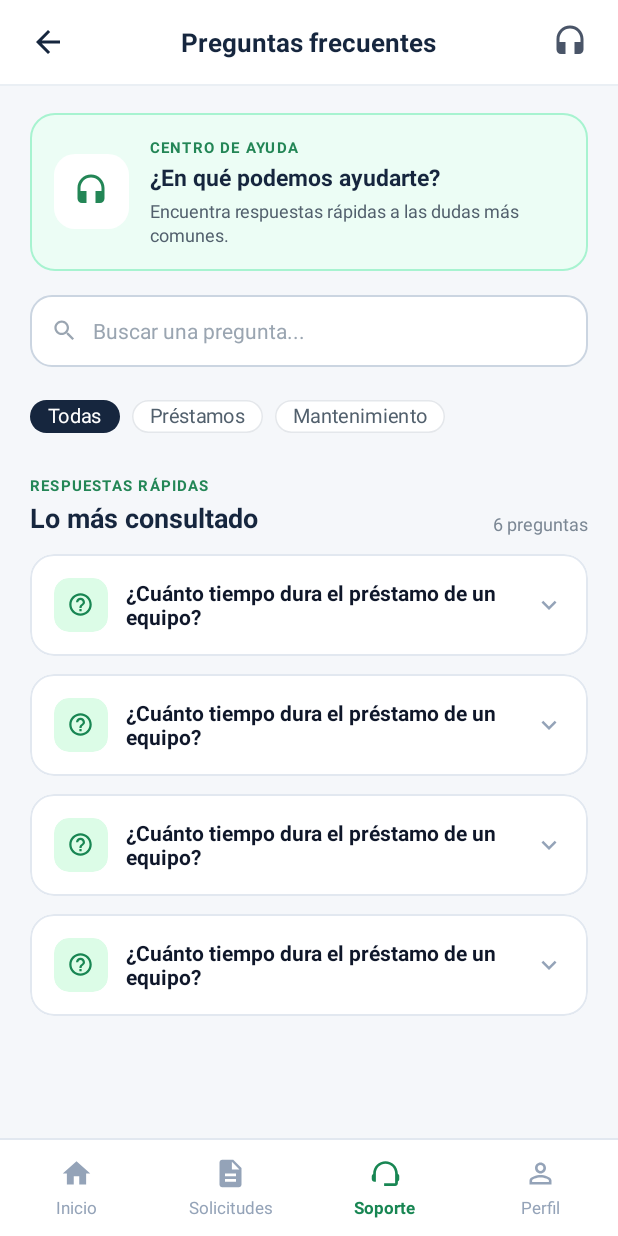
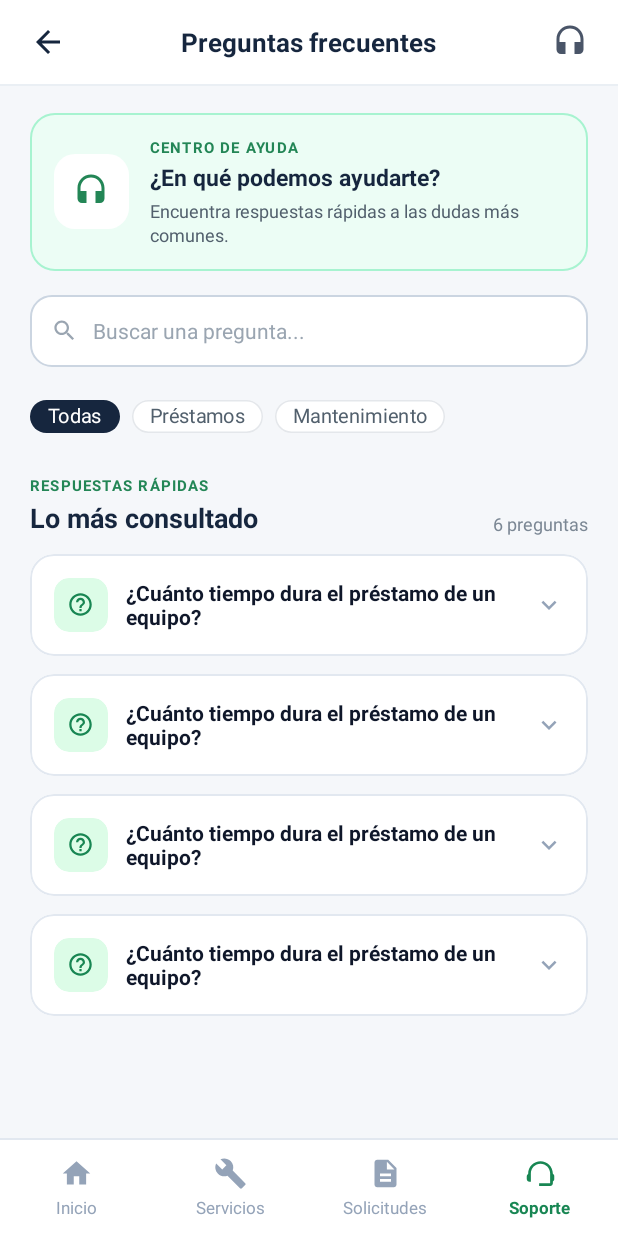
Before and after one commit to OswaldoRmz/appSTEquipo2, an Android app: the layout activity_preguntas_frecuentes.xml on its own in the app's theme, with its tools: preview values and no code run, on a phone screen of 412 x 824 dp. Run offline under Robolectric (Android 15) with nearby library versions, the phone set to English and light mode, and no system bars.

Commit message:
cambios en el diseño de usuario

```diff
--- a/app/src/main/res/layout/activity_preguntas_frecuentes.xml
+++ b/app/src/main/res/layout/activity_preguntas_frecuentes.xml
@@ -314,7 +314,37 @@
                 android:textSize="11sp" />
         </LinearLayout>
 
-        <!-- 2. Solicitudes -->
+        <!-- 2. Servicios -->
+        <LinearLayout
+            android:id="@+id/navServicios"
+            android:layout_width="0dp"
+            android:layout_height="match_parent"
+            android:layout_weight="1"
+            android:clickable="true"
+            android:focusable="true"
+            android:foreground="?attr/selectableItemBackground"
+            android:gravity="center"
+            android:orientation="vertical">
+
+            <ImageView
+                android:id="@+id/iconNavServicios"
+                android:layout_width="22dp"
+                android:layout_height="22dp"
+                android:contentDescription="Servicios"
+                android:src="@drawable/ic_servicios"
+                app:tint="#94A3B8" />
+
+            <TextView
+                android:id="@+id/lblNavServicios"
+                android:layout_width="wrap_content"
+                android:layout_height="wrap_content"
+                android:layout_marginTop="4dp"
+                android:text="Servicios"
+                android:textColor="#94A3B8"
+                android:textSize="11sp" />
+        </LinearLayout>
+
+        <!-- 3. Solicitudes -->
         <LinearLayout
             android:id="@+id/navSolicitudes"
             android:layout_width="0dp"
@@ -344,7 +374,7 @@
                 android:textSize="11sp" />
         </LinearLayout>
 
-        <!-- 3. Soporte (Activo) -->
+        <!-- 4. Soporte (Activo) -->
         <LinearLayout
             android:id="@+id/navSoporte"
             android:layout_width="0dp"
@@ -375,36 +405,6 @@
                 android:textStyle="bold" />
         </LinearLayout>
 
-        <!-- 4. Perfil -->
-        <LinearLayout
-            android:id="@+id/navPerfil"
-            android:layout_width="0dp"
-            android:layout_height="match_parent"
-            android:layout_weight="1"
-            android:clickable="true"
-            android:focusable="true"
-            android:foreground="?attr/selectableItemBackground"
-            android:gravity="center"
-            android:orientation="vertical">
-
-            <ImageView
-                android:id="@+id/iconNavPerfil"
-                android:layout_width="22dp"
-                android:layout_height="22dp"
-                android:contentDescription="Perfil"
-                android:src="@drawable/ic_perfil"
-                app:tint="#94A3B8" />
-
-            <TextView
-                android:id="@+id/lblNavPerfil"
-                android:layout_width="wrap_content"
-                android:layout_height="wrap_content"
-                android:layout_marginTop="4dp"
-                android:text="Perfil"
-                android:textColor="#94A3B8"
-                android:textSize="11sp" />
-        </LinearLayout>
-
     </LinearLayout>
 
 </LinearLayout>
--- a/app/src/main/res/layout/activity_solicitar_prestamo.xml
+++ b/app/src/main/res/layout/activity_solicitar_prestamo.xml
@@ -457,12 +457,12 @@
                 </LinearLayout>
             </com.google.android.material.card.MaterialCardView>
 
-            <!-- CAMPO 5: Motivo del préstamo -->
+            <!-- CAMPO 5: Garantia  -->
             <TextView
                 android:layout_width="wrap_content"
                 android:layout_height="wrap_content"
                 android:layout_marginTop="16dp"
-                android:text="Motivo del préstamo"
+                android:text="Garantia"
                 android:textColor="#1E293B"
                 android:textSize="13sp"
                 android:textStyle="bold" />
@@ -483,7 +483,7 @@
                     android:layout_height="88dp"
                     android:background="@null"
                     android:gravity="top|start"
-                    android:hint="Describe brevemente el uso del equipo..."
+                    android:hint="Describe brevemente que se dejo en garantia..."
                     android:inputType="textMultiLine|textCapSentences"
                     android:padding="14dp"
                     android:textColor="#1E293B"
```
Also changed, not shown: app/src/main/res/layout/activity_mis_solicitudes.xml (+32 -32 lines).
